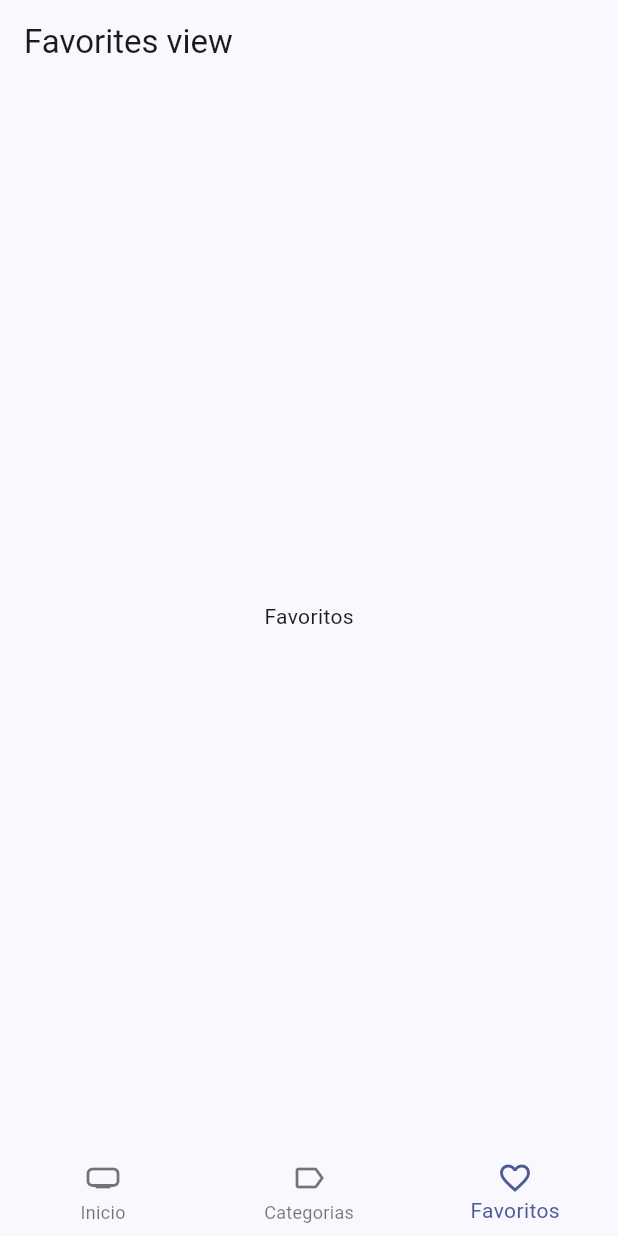
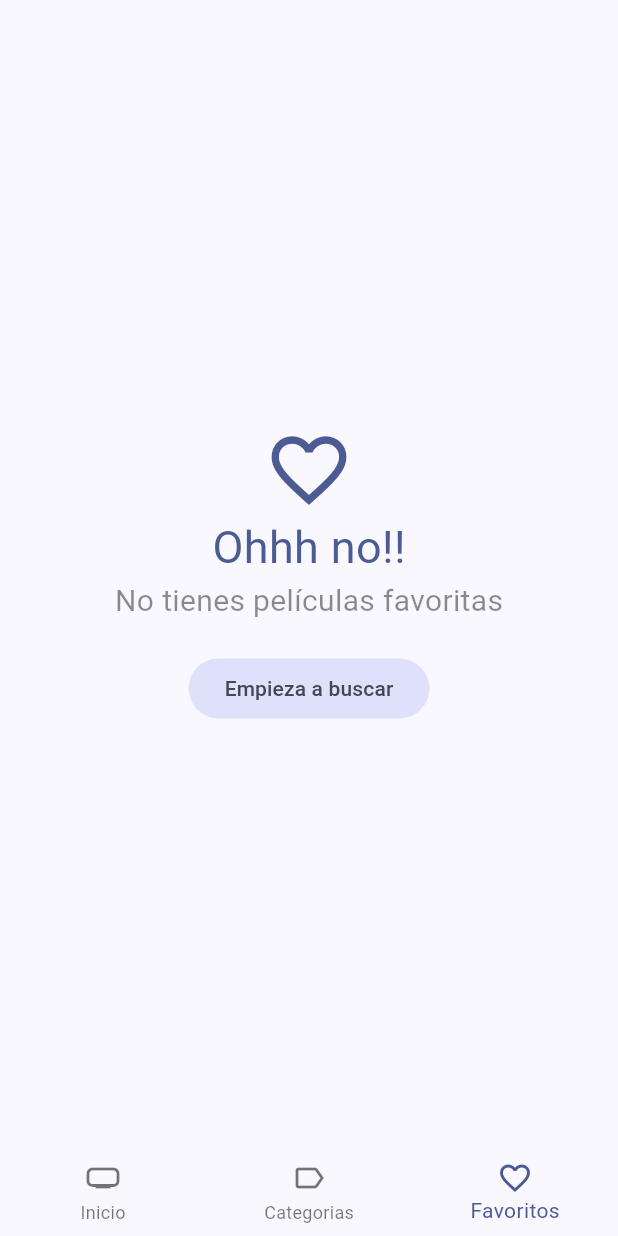
Before and after one commit to aguerrero2016/cinemapedia, a Flutter app: the screen it shows after launch, item 3 of the bottom bar chosen, on a phone screen of 412 x 824 dp. Run offline on Flutter 3.47's test engine with Material 2 defaults, Android fonts, the phone set to English and light mode, and no system bars; our stand-ins replace animate_do, card_swiper, dio, flutter_dotenv, flutter_riverpod, go_router and 1 more; accounts and stored records are empty; generated files the repository leaves out were written again; network calls fail.

Commit message:
ultimo cambio

```diff
--- a/lib/presentation/providers/providers.dart
+++ b/lib/presentation/providers/providers.dart
@@ -6,3 +6,6 @@ export 'movies/movies_slideshow_provider.dart';
 export 'actors/actors_by_movie_provider.dart';
 export 'actors/actors_repository_provider.dart';
 export 'search/search_movies_provider.dart';
+export 'movies/movie_info_provider.dart';
+export 'storage/local_storage_provider.dart';
+export 'storage/favorite_movies_provider.dart';
--- a/lib/presentation/views/movies/favorites_view.dart
+++ b/lib/presentation/views/movies/favorites_view.dart
@@ -1,16 +1,80 @@
+import 'package:cinemapedia/presentation/providers/providers.dart';
+import 'package:cinemapedia/presentation/widgets/widgets.dart';
 import 'package:flutter/material.dart';
+import 'package:flutter_riverpod/flutter_riverpod.dart';
+import 'package:go_router/go_router.dart';
 
-class FavoritesView extends StatelessWidget {
+class FavoritesView extends ConsumerStatefulWidget {
   const FavoritesView({super.key});
 
   @override
+  FavoritesViewState createState() => FavoritesViewState();
+}
+
+class FavoritesViewState extends ConsumerState<FavoritesView> {
+  bool isLastPage = false;
+  bool isLoading = false;
+
+  @override
+  void initState() {
+    super.initState();
+    loadNextPage();
+  }
+
+  void loadNextPage() async {
+    if (isLoading || isLastPage) return;
+
+    isLoading = true;
+
+    final movies =
+        await ref.read(favoriteMoviesProvider.notifier).loadNextPage();
+
+    isLoading = false;
+
+    if (movies.isEmpty) {
+      isLastPage = true;
+    }
+  }
+
+  @override
   Widget build(BuildContext context) {
+    final favoriteMovies = ref.watch(favoriteMoviesProvider).values.toList();
+
+    if (favoriteMovies.isEmpty) {
+      final colors = Theme.of(context).colorScheme;
+      return Center(
+        child: Column(
+          mainAxisAlignment: MainAxisAlignment.center,
+          crossAxisAlignment: CrossAxisAlignment.center,
+          children: [
+            Icon(
+              Icons.favorite_outline_sharp,
+              size: 60,
+              color: colors.primary,
+            ),
+            Text(
+              'Ohhh no!!',
+              style: TextStyle(fontSize: 30, color: colors.primary),
+            ),
+            const Text(
+              'No tienes películas favoritas',
+              style: TextStyle(fontSize: 20, color: Colors.black45),
+            ),
+            const SizedBox(
+              height: 20,
+            ),
+            FilledButton.tonal(
+                onPressed: () => context.go('home/0'),
+                child: const Text('Empieza a buscar'))
+          ],
+        ),
+      );
+    }
     return Scaffold(
-      appBar: AppBar(
-        title: const Text('Favorites view'),
-      ),
-      body: const Center(
-        child: Text('Favoritos'),
+      //body: Text('sd'),
+      body: MovieMasonry(
+        loadNextPage: loadNextPage,
+        movies: favoriteMovies,
       ),
     );
   }
--- a/lib/presentation/widgets/shared/custom_appbar.dart
+++ b/lib/presentation/widgets/shared/custom_appbar.dart
@@ -43,7 +43,7 @@ class CustomAppBar extends ConsumerWidget {
                     ),
                   ).then((movie){
                     if(movie == null) return;
-                    context.push('/movie/${movie.id}');
+                    context.push('/home/0/movie/${movie.id}');
                   });
                 },
                 icon: Icon(Icons.search),
--- a/lib/presentation/widgets/widgets.dart
+++ b/lib/presentation/widgets/widgets.dart
@@ -3,3 +3,5 @@ export 'shared/custom_bottom_navigation.dart';
 export 'shared/full_creen_loader.dart';
 export 'movies/movies_slideshow.dart';
 export 'movies/movie_horizontal_listview.dart';
+export 'movies/movie_masonry.dart';
+export 'movies/movie_poster_link.dart';
--- a/pubspec.yaml
+++ b/pubspec.yaml
@@ -14,13 +14,19 @@ dependencies:
     sdk: flutter
   flutter_dotenv: ^5.1.0
   flutter_riverpod: ^2.3.6
+  flutter_staggered_grid_view: ^0.7.0
   go_router: ^9.0.3
   intl: ^0.18.1
+  isar: ^3.1.0+1
+  isar_flutter_libs: ^3.1.0+1
+  path_provider: ^2.0.15
 
 dev_dependencies:
+  build_runner: ^2.4.6
   flutter_lints: ^2.0.0
   flutter_test:
     sdk: flutter
+  isar_generator: ^3.1.0+1
 
 flutter:
   uses-material-design: true
```
Also changed, not shown: lib/domain/datasources/local_storage_datasource.dart (added, +7 -0 lines), lib/domain/entities/movie.dart (+7 -0 lines), lib/domain/repositories/local_storage_repository.dart (added, +7 -0 lines), lib/infrastructure/datasources/isar_datasource.dart (added, +55 -0 lines), lib/infrastructure/respositories/local_storage_repository_impl.dart (added, +24 -0 lines), lib/presentation/providers/storage/favorite_movies_provider.dart (added, +42 -0 lines), lib/presentation/providers/storage/local_storage_provider.dart (added, +7 -0 lines), lib/presentation/screens/movies/movie_screen.dart (+82 -24 lines), lib/presentation/widgets/movies/movie_masonry.dart (added, +61 -0 lines), lib/presentation/widgets/movies/movie_poster_link.dart (added, +22 -0 lines), lib/domain/entities/movie.g.dart (added), pubspec.lock, 6 other files.
